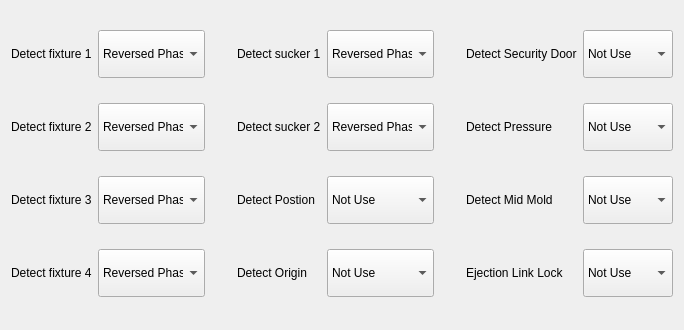
Before: the Qt Designer form hcsettings/ichcdetectionframe.ui in GaussCheng/2-5AxisPunch, drawn with Qt 5.
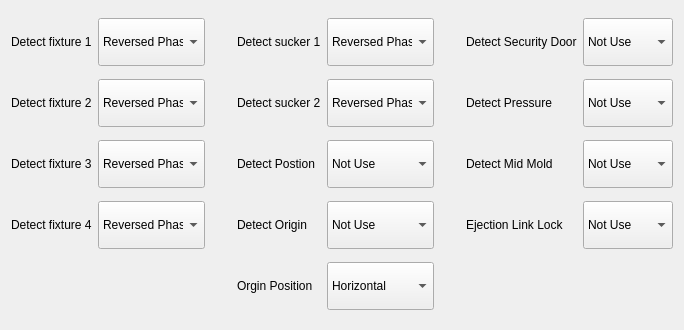
After: the same form once the commit is applied.

Diff of the .ui file:
```diff
--- a/hcsettings/ichcdetectionframe.ui
+++ b/hcsettings/ichcdetectionframe.ui
@@ -370,6 +370,33 @@
      </item>
     </widget>
    </item>
+   <item row="4" column="3">
+    <widget class="QLabel" name="label_15">
+     <property name="text">
+      <string>Orgin Position</string>
+     </property>
+    </widget>
+   </item>
+   <item row="4" column="4">
+    <widget class="QComboBox" name="originPositionBox">
+     <property name="minimumSize">
+      <size>
+       <width>90</width>
+       <height>48</height>
+      </size>
+     </property>
+     <item>
+      <property name="text">
+       <string>Horizontal</string>
+      </property>
+     </item>
+     <item>
+      <property name="text">
+       <string>Vertical</string>
+      </property>
+     </item>
+    </widget>
+   </item>
   </layout>
  </widget>
  <resources/>
```
